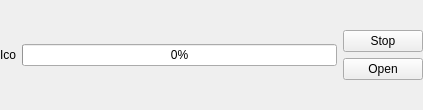
Above: examples/webenginewidgets/demobrowser/downloaditem.ui from qt/qtwebengine before the change. Below: the same form after it.
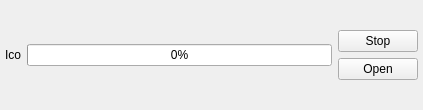
That is the form after the change. Custom widgets are drawn as their Qt base class.

Commit message:
Add margin to downloadmanageritem ui
Improve look of downloadmanager window by adding
left, right margins to downloadmanageritem.ui

What changed in the file:
```diff
--- a/examples/webenginewidgets/demobrowser/downloaditem.ui
+++ b/examples/webenginewidgets/demobrowser/downloaditem.ui
@@ -13,7 +13,16 @@
    <string>Form</string>
   </property>
   <layout class="QHBoxLayout" name="horizontalLayout" >
-   <property name="margin" >
+   <property name="leftMargin">
+    <number>5</number>
+   </property>
+   <property name="topMargin">
+    <number>0</number>
+   </property>
+   <property name="rightMargin">
+    <number>5</number>
+   </property>
+   <property name="bottomMargin">
     <number>0</number>
    </property>
    <item>
```
